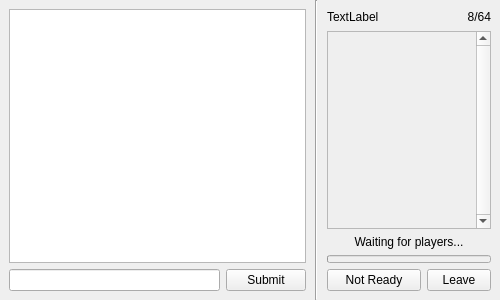
This is word_game/gui/room.ui in LiquidIce64/ORIS-tasks as Qt 5 draws it before an edit. The edited form follows.
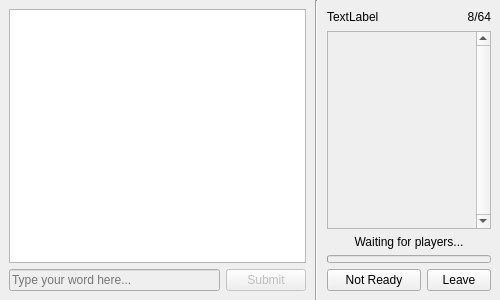
This is the edited form.

Commit message: word game rooms finished

```diff
--- a/word_game/gui/room.ui
+++ b/word_game/gui/room.ui
@@ -53,12 +53,18 @@
       <item row="1" column="0">
        <widget class="QLineEdit" name="input_word">
         <property name="enabled">
-         <bool>true</bool>
+         <bool>false</bool>
+        </property>
+        <property name="placeholderText">
+         <string>Type your word here...</string>
         </property>
        </widget>
       </item>
       <item row="1" column="1">
        <widget class="QPushButton" name="btn_submit">
+        <property name="enabled">
+         <bool>false</bool>
+        </property>
         <property name="text">
          <string>Submit</string>
         </property>
```
Left out of the diff: 2 changed lines with no effect on the pictures. The commit also changes 11 other files.
